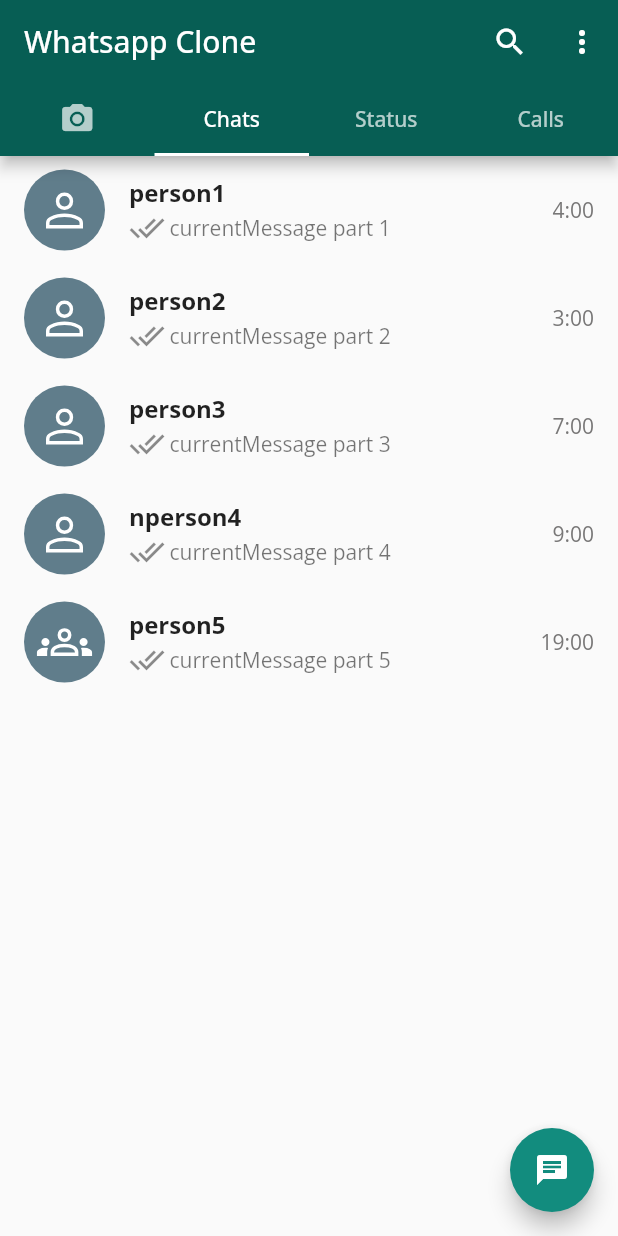
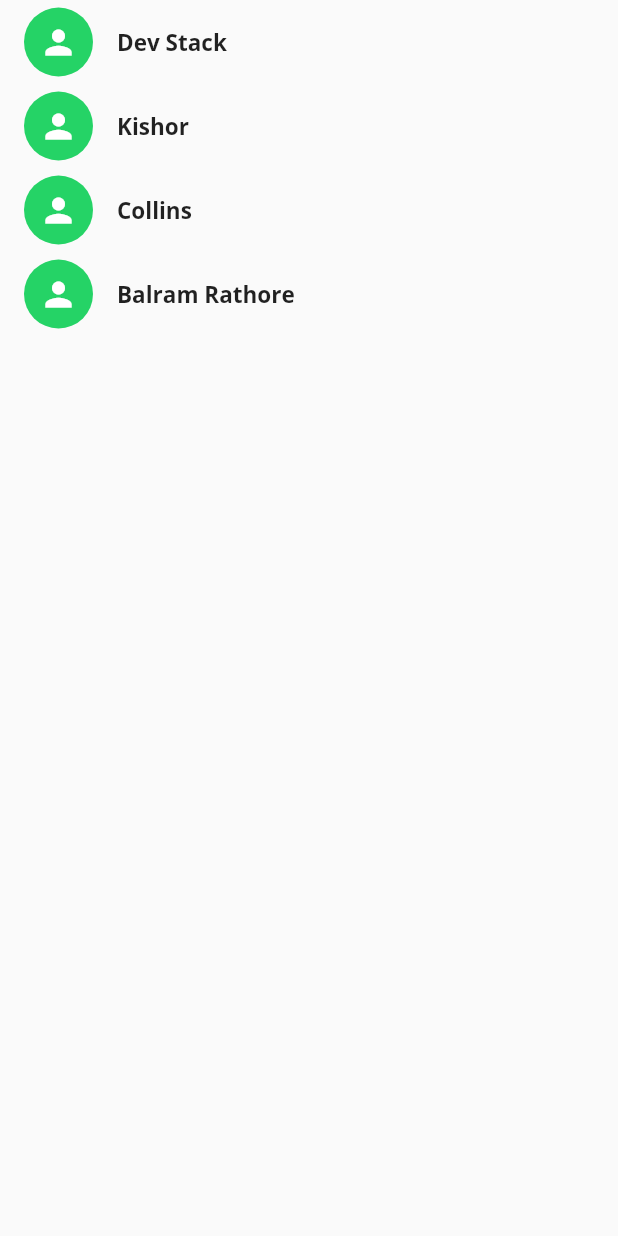
Before and after one commit to amiyaraman/WhatApp-Clone, a Flutter app: the screen it shows after launch, on a phone screen of 412 x 824 dp. Run offline on Flutter 3.47's test engine with Material 2 defaults, Android fonts, the phone set to English and light mode, and no system bars; our stand-ins replace camera, emoji_picker_flutter, flutter_svg, google_fonts, socket_io_client, video_player.

Commit message:
added a login page for multiple people(static)

```diff
--- a/lib/main.dart
+++ b/lib/main.dart
@@ -3,6 +3,7 @@ import 'package:flutter/material.dart';
 import 'package:google_fonts/google_fonts.dart';
 import 'package:whatsappclone/Screens/home_screen.dart';
 import 'package:whatsappclone/screens/camera_screen.dart';
+import 'package:whatsappclone/screens/login_screen.dart';
 
 Future<void> main() async {
   WidgetsFlutterBinding.ensureInitialized();
@@ -36,7 +37,7 @@ class MyApp extends StatelessWidget {
 
       ),
       debugShowCheckedModeBanner: false,
-    home: HomeScrenn()
+    home: LoginScreen()
 
     );
   }
--- a/lib/model/chat_model.dart
+++ b/lib/model/chat_model.dart
@@ -8,9 +8,16 @@ String currentMessage;
  late String status;
   late bool select = false;
   late int id;
-  ChatModel(this.name,this.currentMessage,this.icon,this.isGroup,this.time,this.select){
-    this.status="THIS IS THE SAME STATUS FOR EVERY CONTACT";
-    this.id=2313;
+  ChatModel({
+    required this.name,
+    required this.icon,
+    required this.isGroup,
+    required this.time,
+    required this.currentMessage,
+    required this.status,
+    this.select = false,
+    required this.id,
+  }){
 
 
   }
--- a/lib/page/chat_page.dart
+++ b/lib/page/chat_page.dart
@@ -4,25 +4,15 @@ import 'package:whatsappclone/model/chat_model.dart';
 import 'package:whatsappclone/screens/select_contact.dart';
 
 class ChatPage extends StatefulWidget {
-  const ChatPage({Key? key}) : super(key: key);
+  const ChatPage({Key? key, required this.chatmodels}) : super(key: key);
+  final List<ChatModel> chatmodels;
 
   @override
   State<ChatPage> createState() => _ChatPageState();
 }
 
 class _ChatPageState extends State<ChatPage> {
-  List<ChatModel> chats = [
-    ChatModel(
-        "person1", "currentMessage part 1", "person.svg", false, "4:00", false),
-    ChatModel(
-        "person2", "currentMessage part 2", "person.svg", false, "3:00", true),
-    ChatModel(
-        "person3", "currentMessage part 3", "person.svg", false, "7:00", false),
-    ChatModel(
-        "nperson4", "currentMessage part 4", "person.svg", false, "9:00", true),
-    ChatModel(
-        "person5", "currentMessage part 5", "groups.svg", true, "19:00", false),
-  ];
+
   @override
   Widget build(BuildContext context) {
     return Scaffold(
@@ -33,9 +23,9 @@ class _ChatPageState extends State<ChatPage> {
         child: Icon(Icons.chat),
       ),
       body: ListView.builder(
-        itemCount: chats.length,
+        itemCount: widget.chatmodels.length,
         itemBuilder: (context, index) {
-          return CustomCard(chats[index]);
+          return CustomCard(widget.chatmodels[index]);
         },
       ),
     );
--- a/lib/screens/create_group.dart
+++ b/lib/screens/create_group.dart
@@ -15,15 +15,53 @@ class CreateGroup extends StatefulWidget {
 class _CreateGroupState extends State<CreateGroup> {
    List<ChatModel> contacts = [
     ChatModel(
-        "person1", "currentMessage part 1", "person.svg", false, "4:00", false),
+      name: "Dev Stack",
+      isGroup: false,
+      currentMessage: "Hi Everyone",
+      time: "4:00",
+      icon: "person.svg",
+      id: 1,
+      status: "yo1"
+    ),
     ChatModel(
-        "person2", "currentMessage part 2", "person.svg", false, "3:00", true),
+      name: "Kishor",
+      isGroup: false,
+      currentMessage: "Hi Kishor",
+      time: "13:00",
+      icon: "person.svg",
+      id: 2,
+      status: "yo2"
+    ),
+
     ChatModel(
-        "person3", "currentMessage part 3", "person.svg", false, "7:00", false),
+      name: "Collins",
+      isGroup: false,
+      currentMessage: "Hi Dev Stack",
+      time: "8:00",
+      icon: "person.svg",
+      id: 3,
+      status: "yo3"
+    ),
+
     ChatModel(
-        "nperson4", "currentMessage part 4", "person.svg", false, "9:00", true),
-    ChatModel(
-        "person5", "currentMessage part 5", "groups.svg", true, "19:00", false),
+      name: "Balram Rathore",
+      isGroup: false,
+      currentMessage: "Hi Dev Stack",
+      time: "2:00",
+      icon: "person.svg",
+      id: 4,
+      status: "yo4"
+    ),
+
+    // ChatModel(
+    //   name: "NodeJs Group",
+    //   isGroup: true,
+    //   currentMessage: "New NodejS Post",
+    //   time: "2:00",
+    //   icon: "group.svg",
+    // status: "yo4"
+
+    // ),
   ];
   List<ChatModel> groupmember = [];
 
--- a/lib/screens/home_screen.dart
+++ b/lib/screens/home_screen.dart
@@ -1,9 +1,11 @@
 import 'package:flutter/material.dart';
+import 'package:whatsappclone/model/chat_model.dart';
 import 'package:whatsappclone/page/camera_page.dart';
 import 'package:whatsappclone/page/chat_page.dart';
 
 class HomeScrenn extends StatefulWidget {
-  const HomeScrenn({Key? key}) : super(key: key);
+  const HomeScrenn({Key? key, required this.chatmodels}) : super(key: key);
+  final List<ChatModel> chatmodels;
 
   @override
   State<HomeScrenn> createState() => _HomeScrennState();
@@ -79,7 +81,9 @@ class _HomeScrennState extends State<HomeScrenn>
         controller: _tabController,
         children: [
           CameraPage(),
-          ChatPage(),
+          ChatPage(
+            chatmodels: widget.chatmodels,
+          ),
           Text("Status"),
           Text("Calls"),
         ],
--- /dev/null
+++ b/lib/screens/login_screen.dart
@@ -0,0 +1,84 @@
+import 'package:flutter/material.dart';
+import 'package:whatsappclone/customui/button_card.dart';
+import 'package:whatsappclone/model/chat_model.dart';
+import 'package:whatsappclone/screens/home_screen.dart';
+
+class LoginScreen extends StatefulWidget {
+  LoginScreen({Key? key}) : super(key: key);
+
+  @override
+  _LoginScreenState createState() => _LoginScreenState();
+}
+
+class _LoginScreenState extends State<LoginScreen> {
+  late ChatModel sourceChat;
+  List<ChatModel> chatmodels = [
+    ChatModel(
+        name: "Dev Stack",
+        isGroup: false,
+        currentMessage: "Hi Everyone",
+        time: "4:00",
+        icon: "person.svg",
+        id: 1,
+        status: "yo1"),
+    ChatModel(
+        name: "Kishor",
+        isGroup: false,
+        currentMessage: "Hi Kishor",
+        time: "13:00",
+        icon: "person.svg",
+        id: 2,
+        status: "yo2"),
+
+    ChatModel(
+        name: "Collins",
+        isGroup: false,
+        currentMessage: "Hi Dev Stack",
+        time: "8:00",
+        icon: "person.svg",
+        id: 3,
+        status: "yo3"),
+
+    ChatModel(
+        name: "Balram Rathore",
+        isGroup: false,
+        currentMessage: "Hi Dev Stack",
+        time: "2:00",
+        icon: "person.svg",
+        id: 4,
+        status: "yo4"),
+
+    // ChatModel(
+    //   name: "NodeJs Group",
+    //   isGroup: true,
+    //   currentMessage: "New NodejS Post",
+    //   time: "2:00",
+    //   icon: "group.svg",
+    // status: "yo4"
+
+    // ),
+  ];
+  @override
+  Widget build(BuildContext context) {
+    return Scaffold(
+      body: ListView.builder(
+          itemCount: chatmodels.length,
+          itemBuilder: (contex, index) => InkWell(
+                onTap: () {
+                  sourceChat = chatmodels.removeAt(index);
+                  Navigator.pushReplacement(
+                      context,
+                      MaterialPageRoute(
+                          builder: (builder) => HomeScrenn(
+                                chatmodels: chatmodels,
+                                //sourchat: sourceChat,
+                              )));
+                },
+                child: ButtonCard(
+                  name: chatmodels[index].name,
+                  icon: Icons.person,
+                ),
+              )),
+    );
+  }
+}
--- a/lib/screens/select_contact.dart
+++ b/lib/screens/select_contact.dart
@@ -14,11 +14,51 @@ class SelectContact extends StatefulWidget {
 
 class _SelectContactState extends State<SelectContact> {
   List<ChatModel> contacts = [
-      ChatModel("person1", "currentMessage part 1", "person.svg", false, "4:00",false),
-    ChatModel("person2", "currentMessage part 2", "person.svg", false, "3:00",true),
-    ChatModel("person3", "currentMessage part 3", "person.svg", false, "7:00",false),
-    ChatModel("nperson4", "currentMessage part 4", "person.svg", false, "9:00",true),
-    ChatModel("person5", "currentMessage part 5", "groups.svg", true, "19:00",false),
+   ChatModel(
+        name: "Dev Stack",
+        isGroup: false,
+        currentMessage: "Hi Everyone",
+        time: "4:00",
+        icon: "person.svg",
+        id: 1,
+        status: "yo1"),
+    ChatModel(
+        name: "Kishor",
+        isGroup: false,
+        currentMessage: "Hi Kishor",
+        time: "13:00",
+        icon: "person.svg",
+        id: 2,
+        status: "yo2"),
+
+    ChatModel(
+        name: "Collins",
+        isGroup: false,
+        currentMessage: "Hi Dev Stack",
+        time: "8:00",
+        icon: "person.svg",
+        id: 3,
+        status: "yo3"),
+
+    ChatModel(
+        name: "Balram Rathore",
+        isGroup: false,
+        currentMessage: "Hi Dev Stack",
+        time: "2:00",
+        icon: "person.svg",
+        id: 4,
+        status: "yo4"),
+
+    ChatModel(
+      name: "NodeJs Group",
+      isGroup: true,
+      currentMessage: "New NodejS Post",
+      time: "2:00",
+      icon: "group.svg",
+    status: "yo4",
+    id: 5,
+
+    ),
   ];
 
   @override
--- a/pubspec.yaml
+++ b/pubspec.yaml
@@ -42,6 +42,7 @@ dependencies:
   path_provider: ^2.0.11
   path: ^1.8.0
   video_player: ^2.4.5
+  socket_io_client: ^2.0.0
 
 dev_dependencies:
   flutter_test:
```
Also changed, not shown: lib/screens/individual_page.dart (+46 -0 lines), assets/group.svg (renamed from assets/groups.svg), pubspec.lock, 1 other file.
